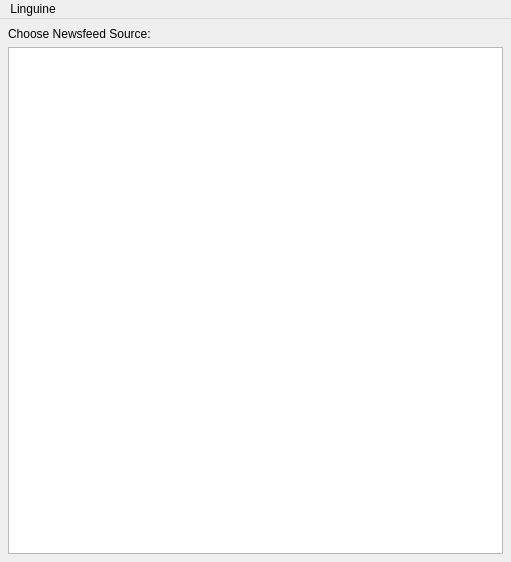
First picture: the form in mainwindow.ui, repository jpietrzak8/Linguine, before the edit.
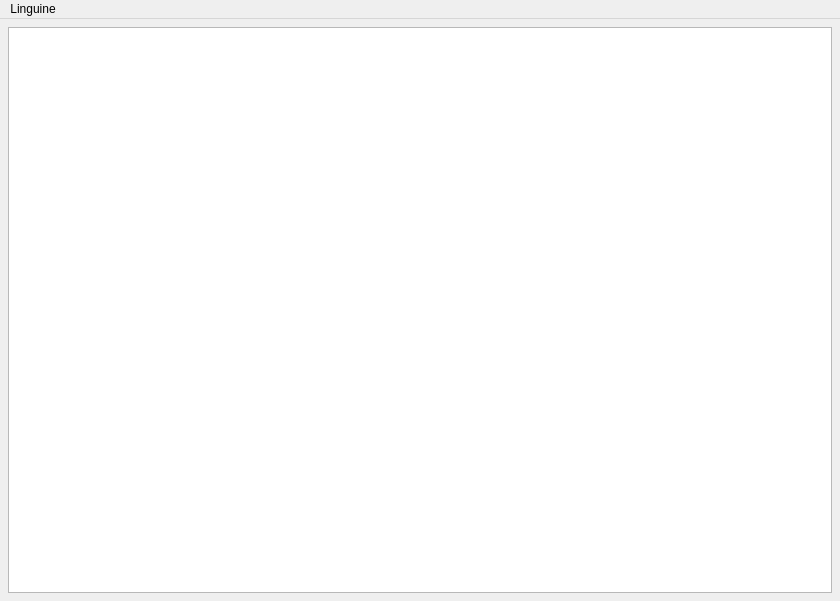
Second picture: the form after the edit.

Patch:
```diff
--- a/mainwindow.ui
+++ b/mainwindow.ui
@@ -6,8 +6,8 @@
    <rect>
     <x>0</x>
     <y>0</y>
-    <width>511</width>
-    <height>562</height>
+    <width>840</width>
+    <height>601</height>
    </rect>
   </property>
   <property name="windowTitle">
@@ -23,30 +23,6 @@
       <property name="currentIndex">
        <number>0</number>
       </property>
-      <widget class="QWidget" name="feedSelectorPage">
-       <layout class="QVBoxLayout" name="verticalLayout_4">
-        <property name="margin">
-         <number>0</number>
-        </property>
-        <item>
-         <widget class="QLabel" name="chooseFeedLabel">
-          <property name="text">
-           <string>Choose Newsfeed Source:</string>
-          </property>
-         </widget>
-        </item>
-        <item>
-         <widget class="QListWidget" name="sourcesListWidget">
-          <property name="iconSize">
-           <size>
-            <width>64</width>
-            <height>64</height>
-           </size>
-          </property>
-         </widget>
-        </item>
-       </layout>
-      </widget>
       <widget class="QWidget" name="nativeFeedPage">
        <layout class="QVBoxLayout" name="nativeLayout">
         <property name="margin">
@@ -121,7 +97,7 @@
     <rect>
      <x>0</x>
      <y>0</y>
-     <width>511</width>
+     <width>840</width>
      <height>22</height>
     </rect>
    </property>
```
Left out of the diff: 29 changed lines with no effect on the pictures.
